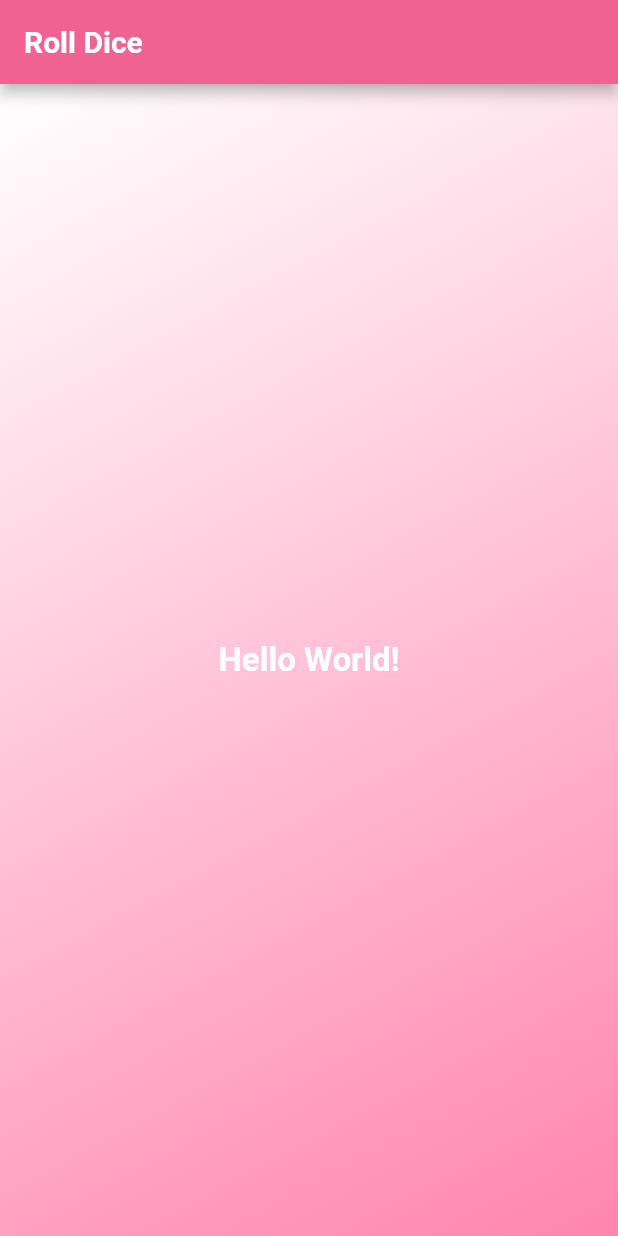
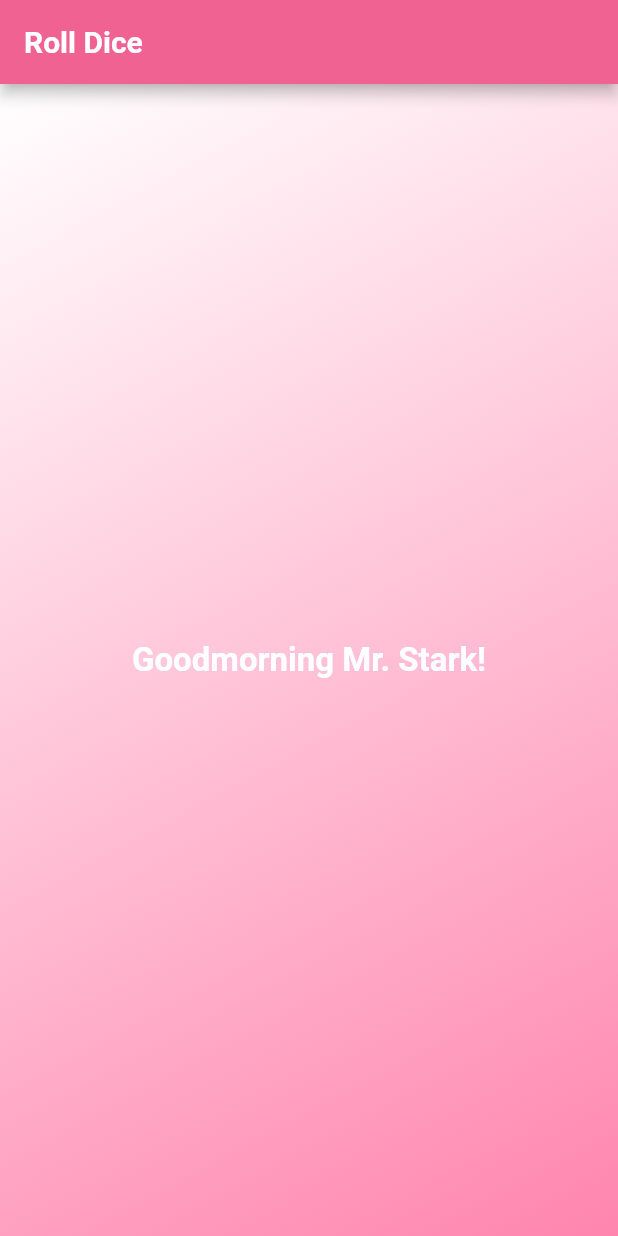
Before and after one commit to BrushankPatra/square-one, a Flutter app: the screen it shows after launch, on a phone screen of 412 x 824 dp. Run offline on Flutter 3.47's test engine with Material 2 defaults, Android fonts, the phone set to English and light mode, and no system bars.

Commit message:
StyledText widget made configurable

```diff
--- a/lib/gradient_container.dart
+++ b/lib/gradient_container.dart
@@ -17,7 +17,7 @@ class GradientContainer extends StatelessWidget {
         ),
       ),
       child: const Center(
-        child: StyledText(),
+        child: StyledText("Goodmorning Mr. Stark!"),
       ),
     );
   }
--- a/lib/styled_text.dart
+++ b/lib/styled_text.dart
@@ -1,12 +1,15 @@
 import "package:flutter/material.dart";
 
 class StyledText extends StatelessWidget {
-  const StyledText({super.key});
+  const StyledText(this.text, {super.key});
+
+  final String text;
+
   @override
   Widget build(context) {
-    return const Text(
-      "Hello World!",
-      style: TextStyle(
+    return Text(
+      text,
+      style: const TextStyle(
         color: Colors.white,
         fontWeight: FontWeight.bold,
         fontSize: 22,
```
